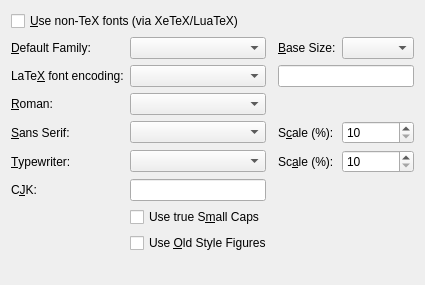
Above: src/frontends/qt4/ui/FontUi.ui from cburschka/lyx before the change. Below: the same form after it.
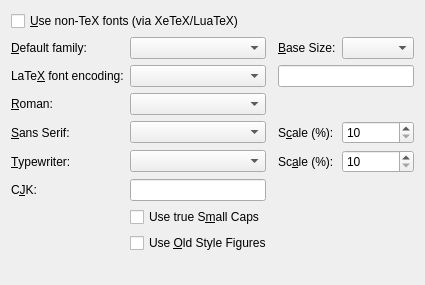
That is the form after the change.

What changed in the file:
```diff
--- a/src/frontends/qt4/ui/FontUi.ui
+++ b/src/frontends/qt4/ui/FontUi.ui
@@ -39,7 +39,7 @@
    <item row="1" column="0">
     <widget class="QLabel" name="fontsDefaultLA">
      <property name="text">
-      <string>&amp;Default Family:</string>
+      <string>&amp;Default family:</string>
      </property>
      <property name="buddy">
       <cstring>fontsDefaultCO</cstring>
```
